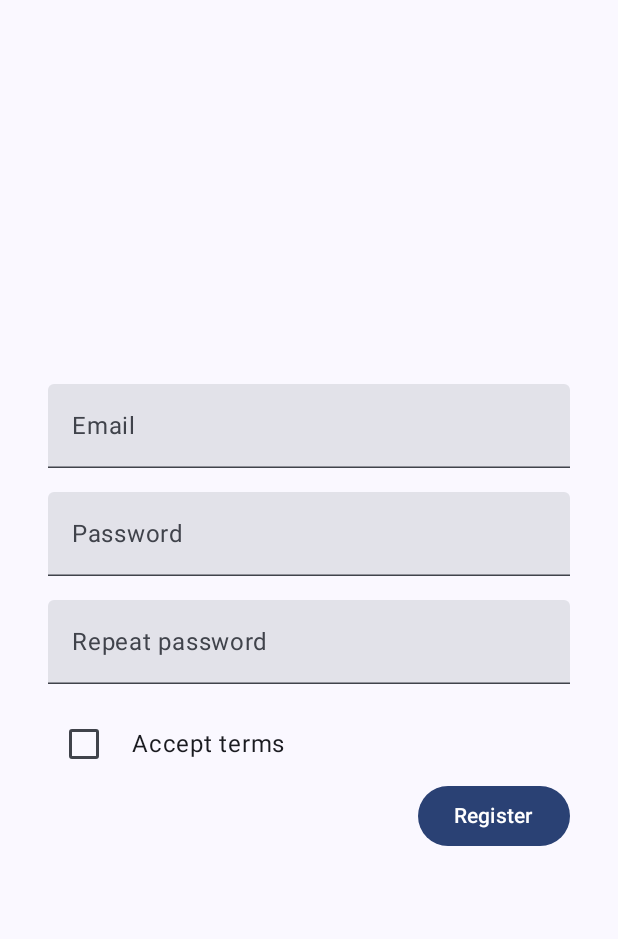
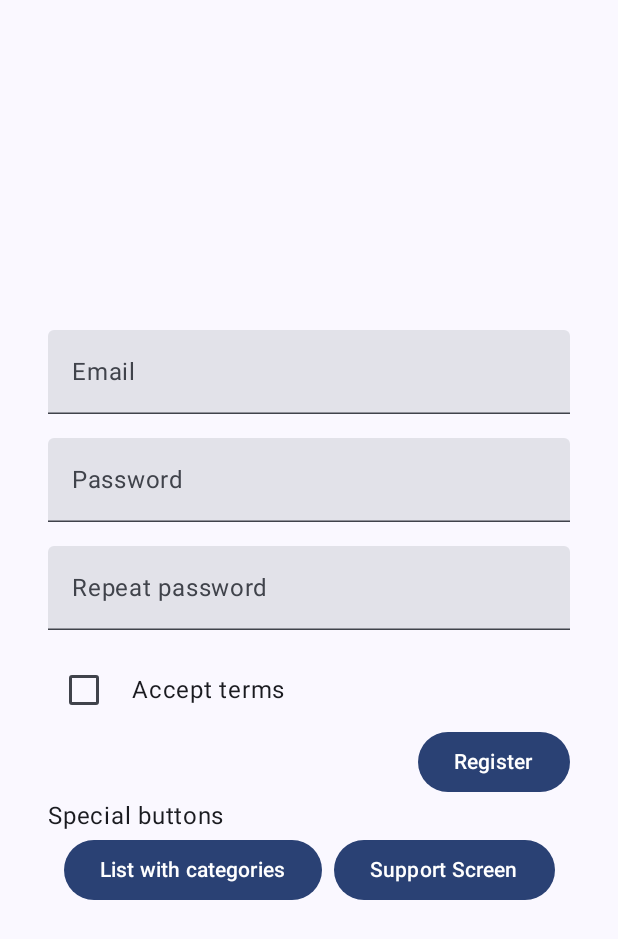
Before and after one commit to pavelfire/ValidateForm, an Android app built with Jetpack Compose: the screen it shows after launch (MainActivity), on a phone screen of 412 x 824 dp. Shown: the top 939 px of the screen. Run offline under Robolectric (Android 15) with nearby library versions, the phone set to English and light mode, and no system bars.

Commit message:
two training buttons added

```diff
--- a/app/src/main/java/com/vk/directop/validateform/presentation/Registration.kt
+++ b/app/src/main/java/com/vk/directop/validateform/presentation/Registration.kt
@@ -1,5 +1,6 @@
 package com.vk.directop.validateform.presentation
 
+import android.widget.HorizontalScrollView
 import android.widget.Toast
 import androidx.compose.foundation.layout.Arrangement
 import androidx.compose.foundation.layout.Column
@@ -47,9 +48,15 @@ fun Registration(
                         "Registration successful",
                         Toast.LENGTH_LONG
                     ).show()
-                    navController.navigate(
-                        Screen.LazyColumnScreen.route
-                    )
+                    navController.navigate(Screen.LazyColumnScreen.route)
+                }
+
+                MainViewModel.ValidationEvent.GoToCategorizedList -> {
+                    navController.navigate(Screen.LazyColumnScreen.route)
+                }
+
+                MainViewModel.ValidationEvent.GoToSupportScreen -> {
+                    navController.navigate(Screen.SupportScreen.route)
                 }
             }
         }
@@ -155,5 +162,28 @@ fun Registration(
         ) {
             Text(text = "Register")
         }
+        Spacer(modifier = Modifier.width(16.dp))
+        Text(text = "Special buttons")
+        Spacer(modifier = Modifier.width(8.dp))
+        Row(
+            modifier = Modifier.align(Alignment.CenterHorizontally)
+        ){
+            Button(
+                onClick = {
+                    viewModel.onEvent(RegistrationFormEvent.CategorizedList)
+                },
+            ) {
+                Text(text = "List with categories")
+            }
+            Spacer(modifier = Modifier.width(8.dp))
+            Button(
+                onClick = {
+                    viewModel.onEvent(RegistrationFormEvent.GoToSupportScreen)
+                },
+            ) {
+                Text(text = "Support Screen")
+            }
+        }
+
     }
 }
--- a/app/src/main/java/com/vk/directop/validateform/presentation/RegistrationFormEvent.kt
+++ b/app/src/main/java/com/vk/directop/validateform/presentation/RegistrationFormEvent.kt
@@ -7,4 +7,7 @@ sealed class RegistrationFormEvent{
     data class AcceptTerms(val isAccepted: Boolean): RegistrationFormEvent()
 
     object Submit: RegistrationFormEvent()
+
+    object CategorizedList: RegistrationFormEvent()
+    object GoToSupportScreen: RegistrationFormEvent()
 }
--- a/app/src/main/java/com/vk/directop/validateform/presentation/Screen.kt
+++ b/app/src/main/java/com/vk/directop/validateform/presentation/Screen.kt
@@ -3,6 +3,7 @@ package com.vk.directop.validateform.presentation
 sealed class Screen(val route: String) {
     object RegistrationScreen : Screen("registration_screen")
     object LazyColumnScreen : Screen("lazy_column_screen")
+    object SupportScreen : Screen("support_screen")
 
     fun withArgs(vararg args: String): String {
         return buildString {
```
Also changed, not shown: app/src/main/java/com/vk/directop/validateform/MainViewModel.kt (+17 -3 lines), app/src/main/java/com/vk/directop/validateform/presentation/Navigation.kt (+9 -0 lines), app/src/main/java/com/vk/directop/validateform/presentation/SupportScreen.kt (added, +32 -0 lines).
